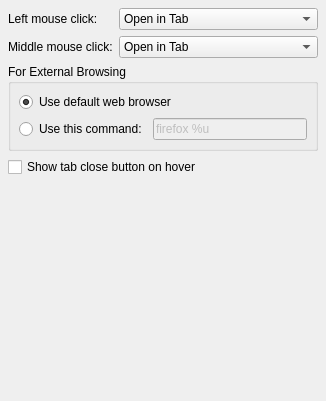
First picture: the form in akregator/configuration/settings_browser.ui, repository chusopr/kdepim-ktimetracker-akonadi, before the edit.
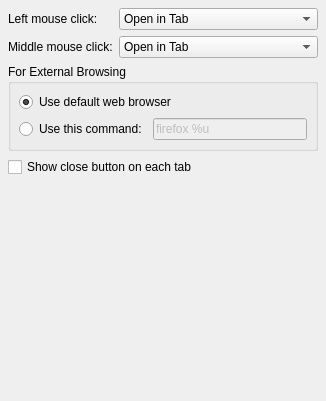
Second picture: the form after the edit.

Commit message:
String change "Show tab close button on hover" -> "Show close button on each tab".
The former doesn't make any sense, hovering over a tab has nothing to do with the close tab button anymore.

```diff
--- a/akregator/configuration/settings_browser.ui
+++ b/akregator/configuration/settings_browser.ui
@@ -25,7 +25,7 @@
    <item row="2" column="0" >
     <widget class="QCheckBox" name="kcfg_CloseButtonOnTabs" >
      <property name="text" >
-      <string>Show tab close button on hover</string>
+      <string>Show close button on each tab</string>
      </property>
     </widget>
    </item>
```
